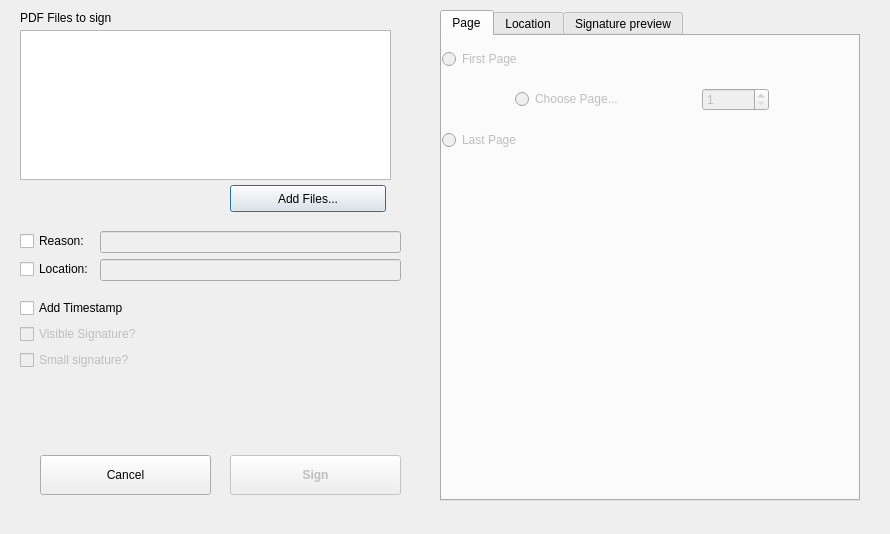
Before: the Qt Designer form pteid-mw-pt/_src/eidmw/eidgui/PDFSignWindow.ui in amagovpt/autenticacao.gov, drawn with Qt 5.
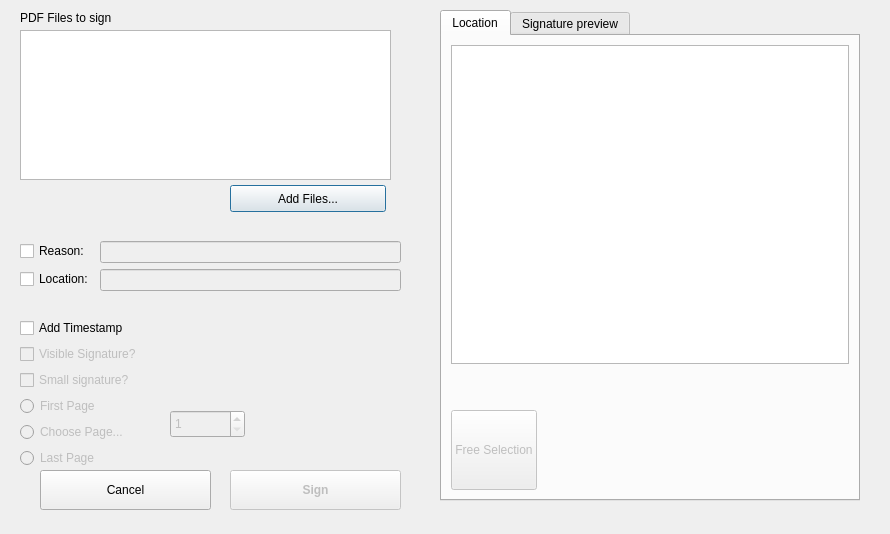
After: the same form once the commit is applied. The open tabs and pages were chosen to show the change. Custom widgets are drawn as their Qt base class.

Commit message: Add missing translations and remove first tab of PDFSignWindow

Patch:
```diff
--- a/pteid-mw-pt/_src/eidmw/eidgui/PDFSignWindow.ui
+++ b/pteid-mw-pt/_src/eidmw/eidgui/PDFSignWindow.ui
@@ -82,7 +82,7 @@
       <x>10</x>
       <y>220</y>
       <width>381</width>
-      <height>150</height>
+      <height>248</height>
      </rect>
     </property>
     <layout class="QVBoxLayout" name="vertical_top">
@@ -138,34 +138,72 @@
        </item>
        <item>
         <widget class="QCheckBox" name="visible_checkBox">
+         <property name="enabled">
+          <bool>false</bool>
+         </property>
          <property name="text">
           <string>Visible Signature?</string>
          </property>
-         <property name="enabled">
-            <bool>false</bool>
-         </property>
         </widget>
        </item>
        <item>
         <widget class="QCheckBox" name="smallsig_checkBox">
+         <property name="enabled">
+          <bool>false</bool>
+         </property>
          <property name="text">
           <string>Small signature?</string>
          </property>
+        </widget>
+       </item>
+       <item>
+        <widget class="QRadioButton" name="radioButton_firstpage">
          <property name="enabled">
           <bool>false</bool>
          </property>
+         <property name="text">
+          <string>First Page</string>
+         </property>
         </widget>
        </item>
-
+       <item>
+        <widget class="QRadioButton" name="radioButton_choosepage">
+         <property name="enabled">
+          <bool>false</bool>
+         </property>
+         <property name="sizePolicy">
+          <sizepolicy hsizetype="Maximum" vsizetype="Maximum">
+           <horstretch>0</horstretch>
+           <verstretch>0</verstretch>
+          </sizepolicy>
+         </property>
+         <property name="text">
+          <string>Choose Page...</string>
+         </property>
+        </widget>
+       </item>
+       <item>
+        <widget class="QRadioButton" name="radioButton_lastpage">
+         <property name="enabled">
+          <bool>false</bool>
+         </property>
+         <property name="text">
+          <string>Last Page</string>
+         </property>
+        </widget>
+       </item>
       </layout>
      </item>
     </layout>
    </widget>
    <widget class="QPushButton" name="button_sign">
+    <property name="enabled">
+     <bool>false</bool>
+    </property>
     <property name="geometry">
      <rect>
       <x>220</x>
-      <y>455</y>
+      <y>470</y>
       <width>171</width>
       <height>40</height>
      </rect>
@@ -176,15 +214,12 @@
     <property name="text">
      <string>Sign</string>
     </property>
-     <property name="enabled">
-       <bool>false</bool>
-     </property>
    </widget>
    <widget class="QPushButton" name="button_cancel">
     <property name="geometry">
      <rect>
       <x>30</x>
-      <y>455</y>
+      <y>470</y>
       <width>171</width>
       <height>40</height>
      </rect>
@@ -193,6 +228,31 @@
      <string>Cancel</string>
     </property>
    </widget>
+   <widget class="QSpinBox" name="spinBox_page">
+    <property name="enabled">
+     <bool>false</bool>
+    </property>
+    <property name="geometry">
+     <rect>
+      <x>160</x>
+      <y>410</y>
+      <width>75</width>
+      <height>28</height>
+     </rect>
+    </property>
+    <property name="sizePolicy">
+     <sizepolicy hsizetype="Maximum" vsizetype="Maximum">
+      <horstretch>0</horstretch>
+      <verstretch>0</verstretch>
+     </sizepolicy>
+    </property>
+    <property name="minimum">
+     <number>1</number>
+    </property>
+    <property name="maximum">
+     <number>999999</number>
+    </property>
+   </widget>
   </widget>
   <widget class="QWidget" name="verticalLayoutWidget">
    <property name="geometry">
@@ -222,90 +282,8 @@
        </size>
       </property>
       <property name="currentIndex">
-       <number>2</number>
+       <number>0</number>
       </property>
-      <widget class="QWidget" name="tab1">
-       <attribute name="title">
-        <string>Page</string>
-       </attribute>
-       <widget class="QWidget" name="verticalLayoutWidget_2">
-        <property name="geometry">
-         <rect>
-          <x>0</x>
-          <y>0</y>
-          <width>400</width>
-          <height>130</height>
-         </rect>
-        </property>
-        <layout class="QVBoxLayout" name="verticalLayout">
-         <property name="sizeConstraint">
-          <enum>QLayout::SetMinimumSize</enum>
-         </property>
-         <item>
-          <widget class="QRadioButton" name="radioButton_firstpage">
-           <property name="enabled">
-            <bool>false</bool>
-           </property>
-           <property name="text">
-            <string>First Page</string>
-           </property>
-          </widget>
-         </item>
-         <item>
-          <layout class="QHBoxLayout" name="horizontalLayout_3">
-           <property name="sizeConstraint">
-            <enum>QLayout::SetMinimumSize</enum>
-           </property>
-           <item>
-            <widget class="QRadioButton" name="radioButton_choosepage">
-             <property name="enabled">
-              <bool>false</bool>
-             </property>
-             <property name="sizePolicy">
-              <sizepolicy hsizetype="Maximum" vsizetype="Maximum">
-               <horstretch>0</horstretch>
-               <verstretch>0</verstretch>
-              </sizepolicy>
-             </property>
-             <property name="text">
-              <string>Choose Page...</string>
-             </property>
-            </widget>
-           </item>
-           <item>
-            <widget class="QSpinBox" name="spinBox_page">
-             <property name="enabled">
-              <bool>false</bool>
-             </property>
-             <property name="sizePolicy">
-              <sizepolicy hsizetype="Maximum" vsizetype="Maximum">
-               <horstretch>0</horstretch>
-               <verstretch>0</verstretch>
-              </sizepolicy>
-             </property>
-             <property name="minimum">
-              <number>1</number>
-             </property>
-             <property name="maximum">
-              <number>999999</number>
-             </property>
-            </widget>
-           </item>
-          </layout>
-         </item>
-         <item>
-          <widget class="QRadioButton" name="radioButton_lastpage">
-           <property name="enabled">
-            <bool>false</bool>
-           </property>
-           <property name="text">
-            <string>Last Page</string>
-           </property>
-          </widget>
-         </item>
-        </layout>
-       </widget>
-      </widget>
       <widget class="QWidget" name="tab_2">
        <attribute name="title">
         <string>Location</string>
@@ -330,7 +308,7 @@
            </sizepolicy>
           </property>
           <property name="text">
-           <string>Horizontal position: </string>
+           <string/>
           </property>
           <property name="alignment">
            <set>Qt::AlignLeading</set>
@@ -346,7 +324,7 @@
            </sizepolicy>
           </property>
           <property name="text">
-           <string>Vertical position: </string>
+           <string/>
           </property>
           <property name="alignment">
            <set>Qt::AlignLeading</set>
@@ -430,7 +408,6 @@
              <property name="text">
               <string>Maximum image dimensions: (185x41 px)</string>
              </property>
-     
              <property name="wordWrap">
               <bool>true</bool>
              </property>
```
The commit also changes 3 other files.
